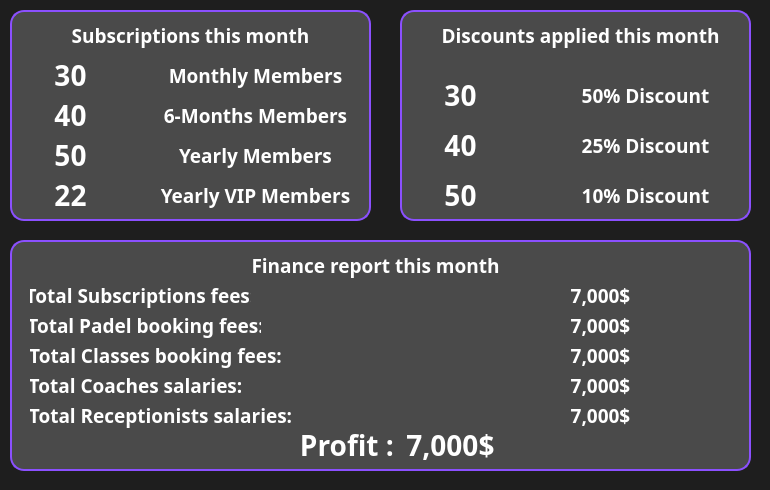
First picture: the form in XFitGym/manager_dashboard.ui, repository AhmedAymann/XFitGym, before the edit.
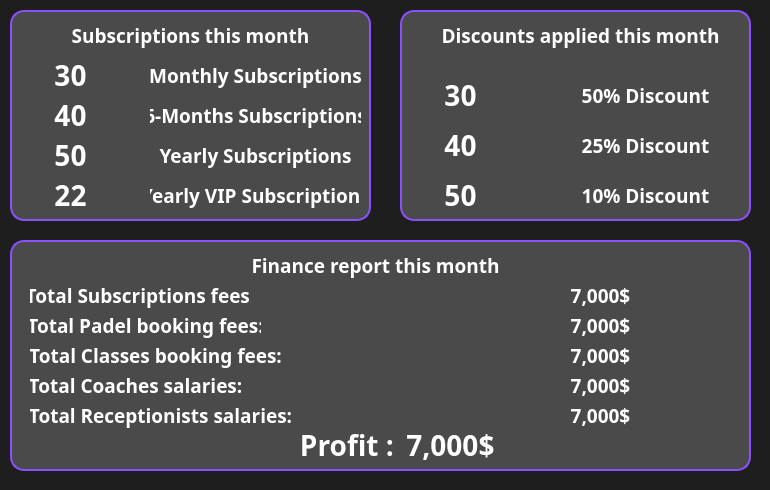
Second picture: the form after the edit.

```diff
--- a/XFitGym/manager_dashboard.ui
+++ b/XFitGym/manager_dashboard.ui
@@ -110,7 +110,7 @@
 </string>
     </property>
     <property name="text">
-     <string>Monthly Members</string>
+     <string>Monthly Subscriptions</string>
     </property>
     <property name="alignment">
      <set>Qt::AlignmentFlag::AlignCenter</set>
@@ -138,7 +138,7 @@
 </string>
     </property>
     <property name="text">
-     <string>6-Months Members</string>
+     <string>6-Months Subscriptions</string>
     </property>
     <property name="alignment">
      <set>Qt::AlignmentFlag::AlignCenter</set>
@@ -166,7 +166,7 @@
 </string>
     </property>
     <property name="text">
-     <string>Yearly Members</string>
+     <string>Yearly Subscriptions</string>
     </property>
     <property name="alignment">
      <set>Qt::AlignmentFlag::AlignCenter</set>
@@ -278,7 +278,7 @@
 </string>
     </property>
     <property name="text">
-     <string>Yearly VIP Members</string>
+     <string>Yearly VIP Subscriptions</string>
     </property>
     <property name="alignment">
      <set>Qt::AlignmentFlag::AlignCenter</set>
```
